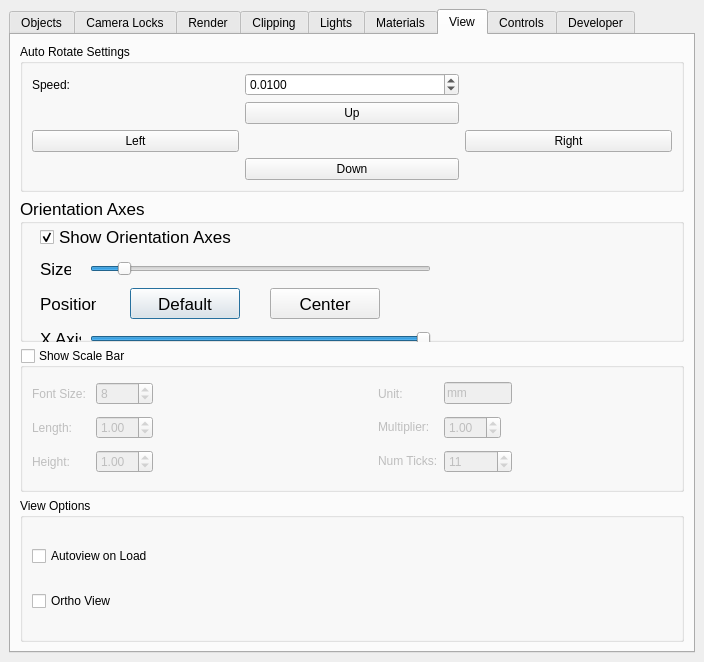
First picture: the form in src/Interface/Modules/Render/ViewSceneControls.ui, repository SCIInstitute/SCIRun, before the edit.
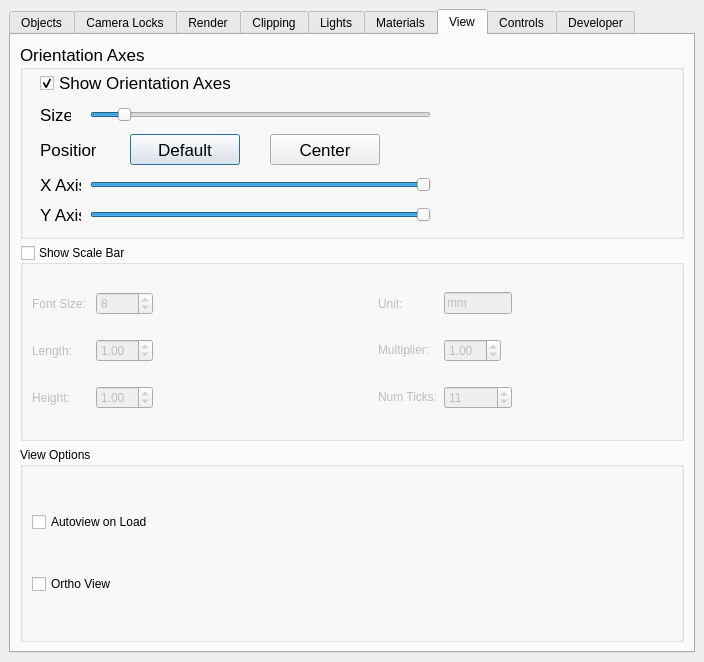
Second picture: the form after the edit. The open tabs and pages were chosen to show the change.

Commit message: AutoRotate popup works

What changed in the file:
```diff
--- a/src/Interface/Modules/Render/ViewSceneControls.ui
+++ b/src/Interface/Modules/Render/ViewSceneControls.ui
@@ -1357,155 +1357,6 @@
         <string>View</string>
        </attribute>
        <layout class="QVBoxLayout" name="verticalLayout_7">
-        <item>
-         <widget class="QGroupBox" name="autoRotateGroupBox_">
-          <property name="enabled">
-           <bool>true</bool>
-          </property>
-          <property name="font">
-           <font>
-            <weight>50</weight>
-            <bold>false</bold>
-           </font>
-          </property>
-          <property name="title">
-           <string>Auto Rotate Settings</string>
-          </property>
-          <layout class="QGridLayout" name="gridLayout_5">
-           <item row="8" column="1" colspan="2">
-            <widget class="QPushButton" name="rotateDownButton_">
-             <property name="toolTip">
-              <string>Rotate Object Down</string>
-             </property>
-             <property name="text">
-              <string>Down</string>
-             </property>
-            </widget>
-           </item>
-           <item row="5" column="0">
-            <spacer name="horizontalSpacer">
-             <property name="orientation">
-              <enum>Qt::Horizontal</enum>
-             </property>
-             <property name="sizeHint" stdset="0">
-              <size>
-               <width>84</width>
-               <height>20</height>
-              </size>
-             </property>
-            </spacer>
-           </item>
-           <item row="6" column="0">
-            <widget class="QPushButton" name="rotateLeftButton_">
-             <property name="toolTip">
-              <string>Rotate Object Left</string>
-             </property>
-             <property name="text">
-              <string>Left</string>
-             </property>
-            </widget>
-           </item>
-           <item row="5" column="1" colspan="2">
-            <widget class="QPushButton" name="rotateUpButton_">
-             <property name="toolTip">
-              <string>Rotate Object Up</string>
-             </property>
-             <property name="text">
-              <string>Up</string>
-             </property>
-            </widget>
-           </item>
-           <item row="2" column="1" colspan="2">
-            <widget class="QDoubleSpinBox" name="autoRotateSpeedSpinBox_">
-             <property name="decimals">
-              <number>4</number>
-             </property>
-             <property name="minimum">
-              <double>0.000000000000000</double>
-             </property>
-             <property name="maximum">
-              <double>1.000000000000000</double>
-             </property>
-             <property name="singleStep">
-              <double>0.001000000000000</double>
-             </property>
-             <property name="value">
-              <double>0.010000000000000</double>
-             </property>
-            </widget>
-           </item>
-           <item row="5" column="3">
-            <spacer name="horizontalSpacer_2">
-             <property name="orientation">
-              <enum>Qt::Horizontal</enum>
-             </property>
-             <property name="sizeHint" stdset="0">
-              <size>
-               <width>84</width>
-               <height>20</height>
-              </size>
-             </property>
-            </spacer>
-           </item>
-           <item row="2" column="0">
-            <widget class="QLabel" name="label_30">
-             <property name="text">
-              <string>Speed:</string>
-             </property>
-            </widget>
-           </item>
-           <item row="6" column="3">
-            <widget class="QPushButton" name="rotateRightButton_">
-             <property name="toolTip">
-              <string>Rotate Object Right</string>
-             </property>
-             <property name="text">
-              <string>Right</string>
-             </property>
-            </widget>
-           </item>
-           <item row="8" column="3">
-            <spacer name="horizontalSpacer_4">
-             <property name="orientation">
-              <enum>Qt::Horizontal</enum>
-             </property>
-             <property name="sizeHint" stdset="0">
-              <size>
-               <width>84</width>
-               <height>20</height>
-              </size>
-             </property>
-            </spacer>
-           </item>
-           <item row="6" column="1">
-            <spacer name="horizontalSpacer_5">
-             <property name="orientation">
-              <enum>Qt::Horizontal</enum>
-             </property>
-             <property name="sizeHint" stdset="0">
-              <size>
-               <width>40</width>
-               <height>20</height>
-              </size>
-             </property>
-            </spacer>
-           </item>
-           <item row="8" column="0">
-            <spacer name="horizontalSpacer_3">
-             <property name="orientation">
-              <enum>Qt::Horizontal</enum>
-             </property>
-             <property name="sizeHint" stdset="0">
-              <size>
-               <width>84</width>
-               <height>20</height>
-              </size>
-             </property>
-            </spacer>
-           </item>
-          </layout>
-         </widget>
-        </item>
         <item>
          <widget class="QGroupBox" name="groupBox">
           <property name="sizePolicy">
@@ -1523,6 +1374,8 @@
           <property name="font">
            <font>
             <pointsize>13</pointsize>
+            <weight>50</weight>
+            <bold>false</bold>
            </font>
           </property>
           <property name="title">
```
Left out of the diff: 1 changed line with no effect on the pictures. The commit also changes 5 other files.
